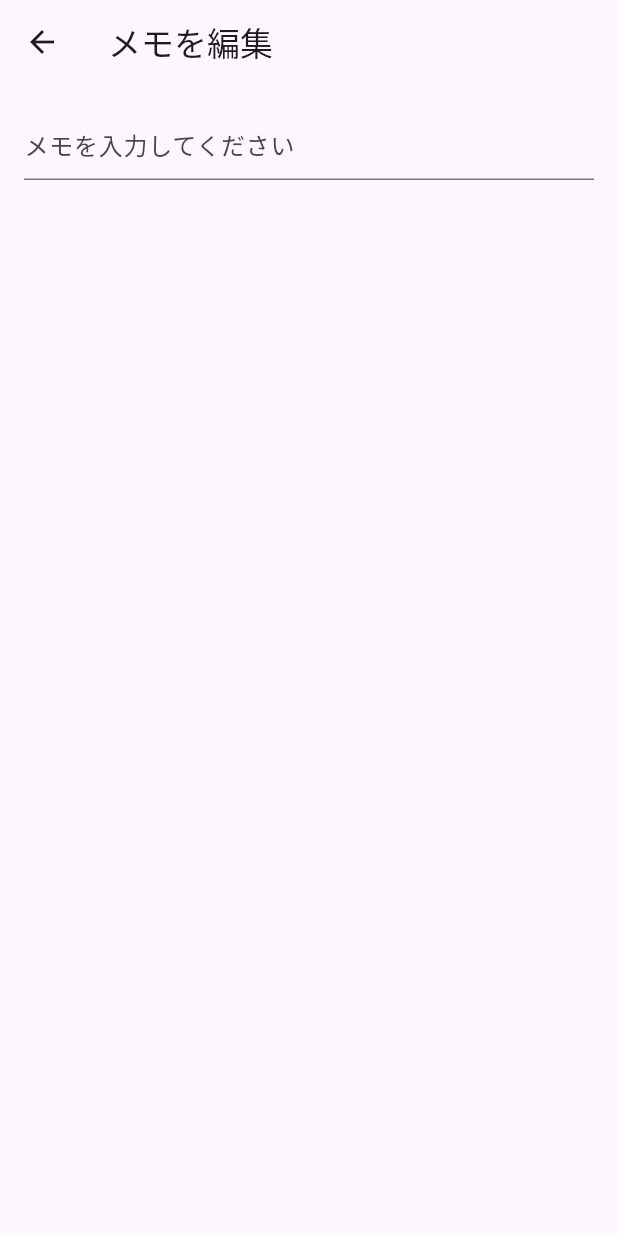
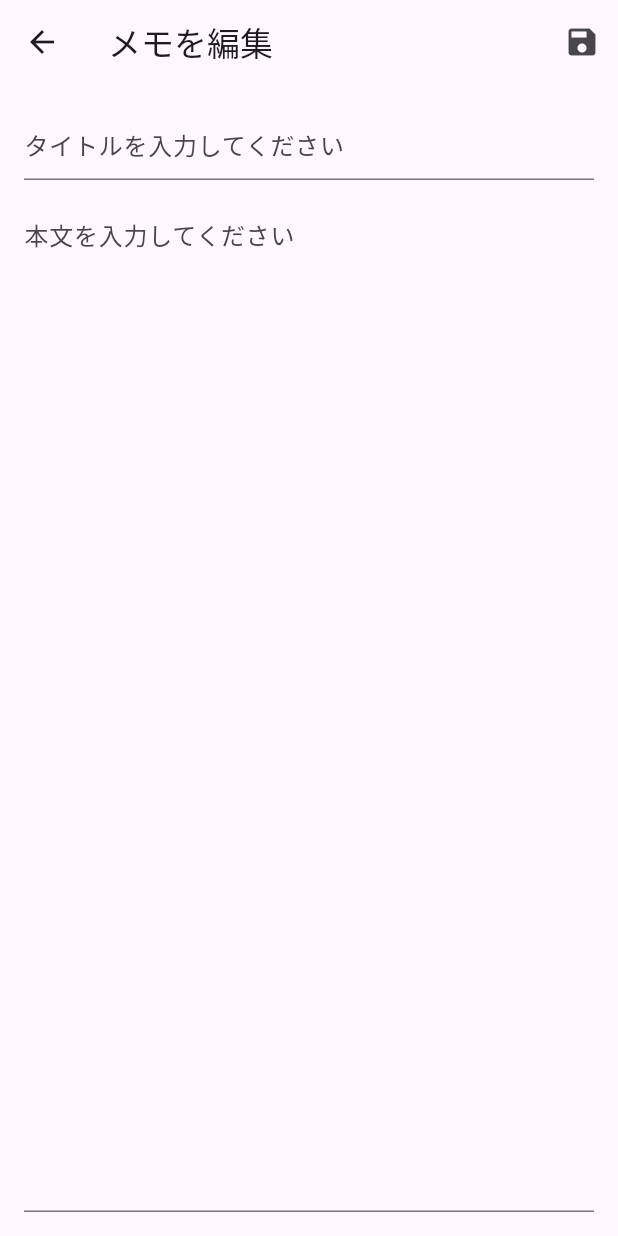
Before and after one commit to Haru0022/flutter_dev_app, a Flutter app: the screen it shows after launch, after a tap on the "add" icon, on a phone screen of 412 x 824 dp. Run offline on Flutter 3.47's test engine with Material 3 defaults, Android fonts, the phone set to English and light mode, and no system bars.

Commit message:
タイトルと本文分けた

```diff
--- a/flutter_dev_app/lib/edit_memo_screen.dart
+++ b/flutter_dev_app/lib/edit_memo_screen.dart
@@ -1,11 +1,9 @@
 import 'package:flutter/material.dart';
+import 'memo.dart';
 
-// メモを編集するための画面を提供するウィジェット
 class EditMemoScreen extends StatefulWidget {
-  // 編集するメモの内容
-  final String memo;
-  // 編集されたメモを保存するためのコールバック関数
-  final ValueChanged<String> onSave;
+  final Memo memo;
+  final ValueChanged<Memo> onSave;
 
   EditMemoScreen({required this.memo, required this.onSave});
 
@@ -13,52 +11,68 @@ class EditMemoScreen extends StatefulWidget {
   _EditMemoScreenState createState() => _EditMemoScreenState();
 }
 
-// EditMemoScreenの状態を管理するクラス
 class _EditMemoScreenState extends State<EditMemoScreen> {
-  // テキストフィールドの内容を管理するコントローラー
-  late TextEditingController _controller;
+  late TextEditingController _titleController;
+  late TextEditingController _contentController;
 
   @override
   void initState() {
     super.initState();
-    // コントローラーを初期化し、初期値としてメモの内容を設定
-    _controller = TextEditingController(text: widget.memo);
+    _titleController = TextEditingController(text: widget.memo.title);
+    _contentController = TextEditingController(text: widget.memo.content);
   }
 
   @override
   void dispose() {
-    // コントローラーを破棄
-    _controller.dispose();
+    _titleController.dispose();
+    _contentController.dispose();
     super.dispose();
+  }
+
+  void _saveMemo() {
+    widget.onSave(
+      Memo(
+        title: _titleController.text,
+        content: _contentController.text,
+      ),
+    );
+    Navigator.pop(context);
   }
 
   @override
   Widget build(BuildContext context) {
-    return WillPopScope(
-      // 戻るボタンが押されたときにメモの内容を保存
-      onWillPop: () async {
-        widget.onSave(_controller.text);
-        return true;
-      },
-      child: Scaffold(
+    return Scaffold(
       appBar: AppBar(
-          // 画面のタイトルを設定
         title: Text('メモを編集'),
+        actions: [
+          IconButton(
+            icon: Icon(Icons.save),
+            onPressed: _saveMemo,
+          ),
+        ],
       ),
       body: Padding(
         padding: const EdgeInsets.all(16.0),
-          // テキストフィールドを配置
-          child: TextField(
-            // テキストコントローラーを設定
-            controller: _controller,
-            // テキストフィールドの行数を無制限に設定
-            maxLines: null,
-            // ヒントテキストを設定
+        child: Column(
+          children: [
+            TextField(
+              controller: _titleController,
               decoration: InputDecoration(
-              hintText: 'メモを入力してください',
+                hintText: 'タイトルを入力してください',
               ),
             ),
-
+            SizedBox(height: 16.0),
+            Expanded(
+              child: TextField(
+                controller: _contentController,
+                maxLines: null,
+                expands: true,
+                decoration: InputDecoration(
+                  hintText: '本文を入力してください',
+                ),
+              ),
+            ),
+          ],
         ),
       ),
     );
--- a/flutter_dev_app/lib/main.dart
+++ b/flutter_dev_app/lib/main.dart
@@ -3,6 +3,5 @@ import 'memo_app.dart';
 
 // アプリのエントリーポイント
 void main() {
-  // アプリを起動し、MemoAppウィジェットをルートとして設定
   runApp(MemoApp());
 }
--- /dev/null
+++ b/flutter_dev_app/lib/memo.dart
@@ -0,0 +1,6 @@
+class Memo {
+  String title;
+  String content;
+
+  Memo({required this.title, required this.content});
+}
```
Also changed, not shown: flutter_dev_app/lib/memo_home_page.dart (+25 -24 lines), flutter_dev_app/lib/view_memo_screen.dart (added, +48 -0 lines). Lines whose indentation alone changed are shown as unchanged.
